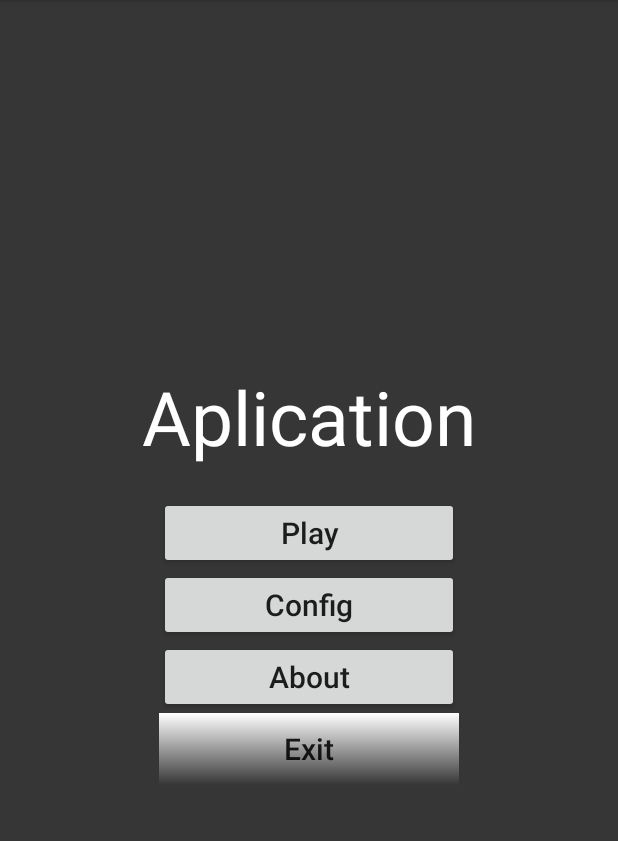
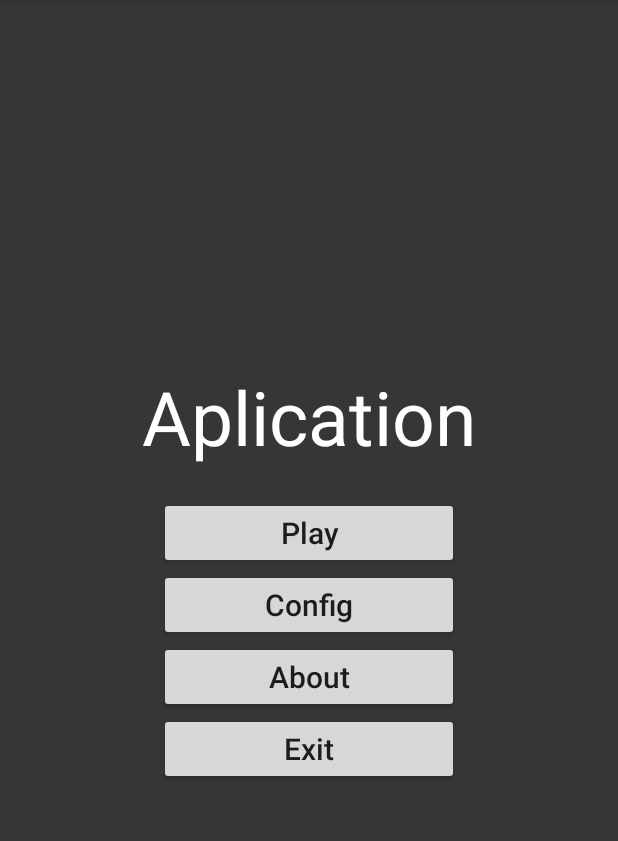
Before and after one commit to Setter97/AsteroidsAPP2, an Android app: the screen it shows after launch (MainActivity), on a phone screen of 412 x 824 dp, the part 84-925 px from its top. Run offline under Robolectric (Android 15) with nearby library versions, the phone set to English and light mode, and no system bars.

```diff
--- a/Aplicacio33/app/src/main/res/layout/activity_main.xml
+++ b/Aplicacio33/app/src/main/res/layout/activity_main.xml
@@ -62,7 +62,6 @@
         android:layout_height="wrap_content"
         android:layout_below="@id/btnacerca"
         android:layout_centerHorizontal="true"
-        android:background="@drawable/degradat"
         android:text="@string/botonSalir"
         android:textAlignment="center"
         android:textAllCaps="false"
```
Also changed, not shown: Aplicacio33/app/src/main/res/drawable/asteroide.png (added), Aplicacio33/app/src/main/res/drawable/asteroide1.png, Aplicacio33/app/src/main/res/drawable/asteroide2.png, Aplicacio33/app/src/main/res/drawable/asteroide3.png, Aplicacio33/app/src/main/res/drawable/nau.png.
